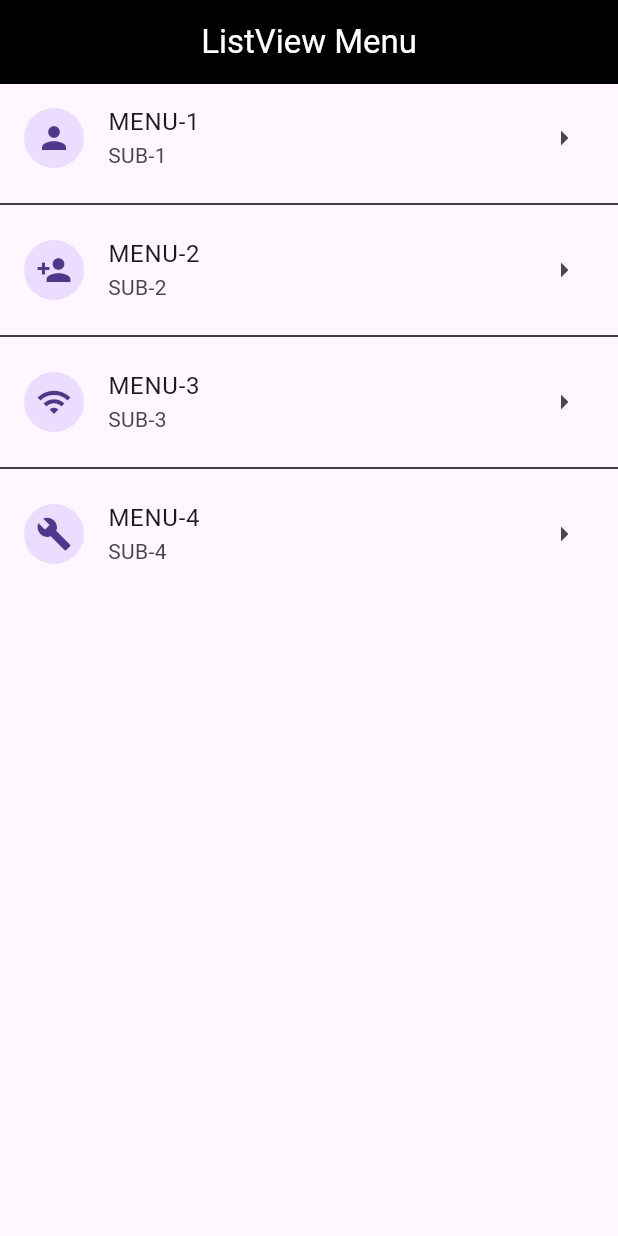
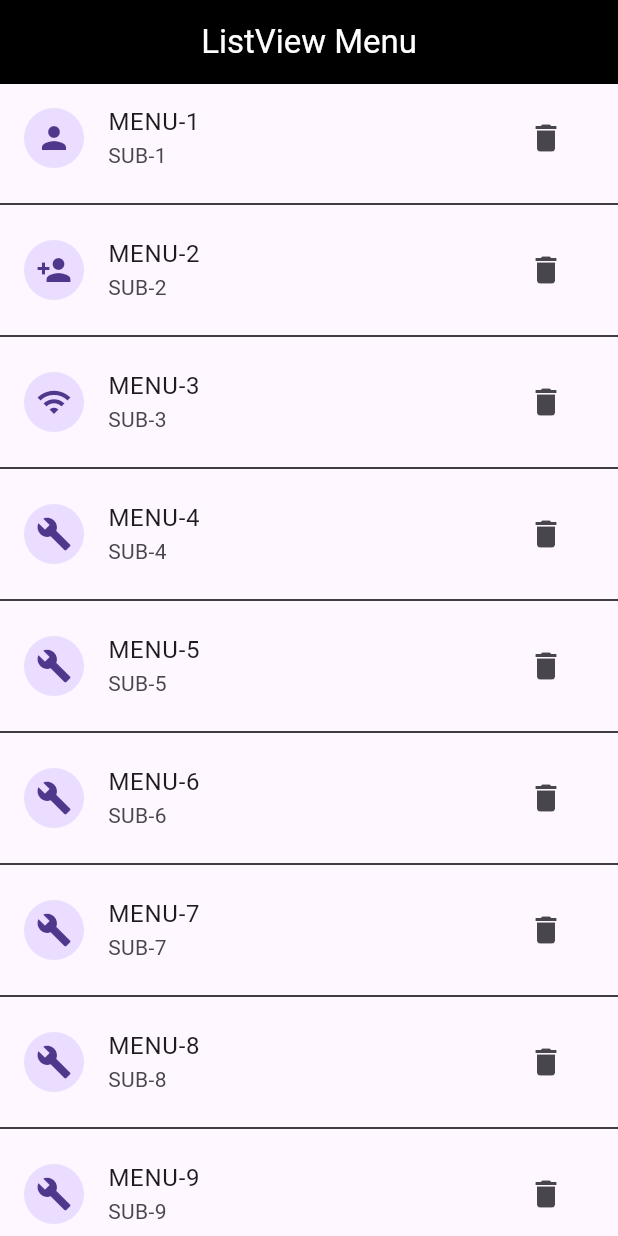
Before and after one commit to FlimFli/dart-week15-C2-2568, a Flutter app: the screen it shows after launch, on a phone screen of 412 x 824 dp. Run offline on Flutter 3.47's test engine with Material 3 defaults, Android fonts, the phone set to English and light mode, and no system bars.

Commit message:
update feature/list_view add ListTile_Widget

```diff
--- a/lib/listview_menu.dart
+++ b/lib/listview_menu.dart
@@ -13,6 +13,15 @@ List<ListMenu> menus = [
   ListMenu(title: "MENU-2", subtitle: "SUB-2", icon: Icons.person_add),
   ListMenu(title: "MENU-3", subtitle: "SUB-3", icon: Icons.wifi),
   ListMenu(title: "MENU-4", subtitle: "SUB-4", icon: Icons.build),
+  ListMenu(title: "MENU-5", subtitle: "SUB-5", icon: Icons.build),
+  ListMenu(title: "MENU-6", subtitle: "SUB-6", icon: Icons.build),
+  ListMenu(title: "MENU-7", subtitle: "SUB-7", icon: Icons.build),
+  ListMenu(title: "MENU-8", subtitle: "SUB-8", icon: Icons.build),
+  ListMenu(title: "MENU-9", subtitle: "SUB-9", icon: Icons.build),
+  ListMenu(title: "MENU-10", subtitle: "SUB-10", icon: Icons.build),
+  ListMenu(title: "MENU-11", subtitle: "SUB-11", icon: Icons.build),
+  ListMenu(title: "MENU-12", subtitle: "SUB-12", icon: Icons.build),
+  ListMenu(title: "MENU-13", subtitle: "SUB-13", icon: Icons.build),
 ];
 
 class  listview_menu extends StatelessWidget{
@@ -34,7 +43,11 @@ class  listview_menu extends StatelessWidget{
               title: Text("${menus[index].title}"),
               subtitle: Text("${menus[index].subtitle}"),
               leading:  CircleAvatar(child: Icon(menus[index].icon)),
-              trailing: Icon(Icons.arrow_right),
+              trailing: IconButton(
+                onPressed: () {
+                  debugPrint("${menus[index].title}");
+                },
+                icon: Icon(Icons.delete)),
               onTap: () {
                 debugPrint(menus[index].title);
                 if (Navigator.canPop(context)) {
@@ -48,7 +61,7 @@ class  listview_menu extends StatelessWidget{
           separatorBuilder: (context, index) {
             return Divider(color: Colors.black,);
           },
-          itemCount: 4,
+          itemCount: menus.length,
         )
       ),
     );
```
